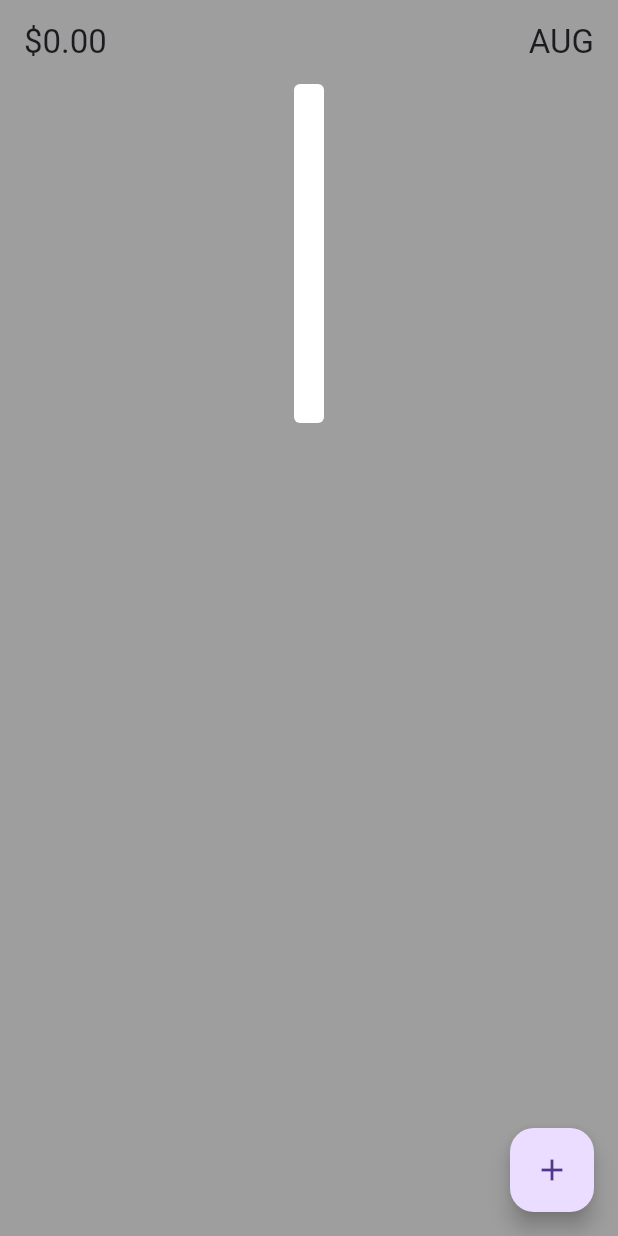
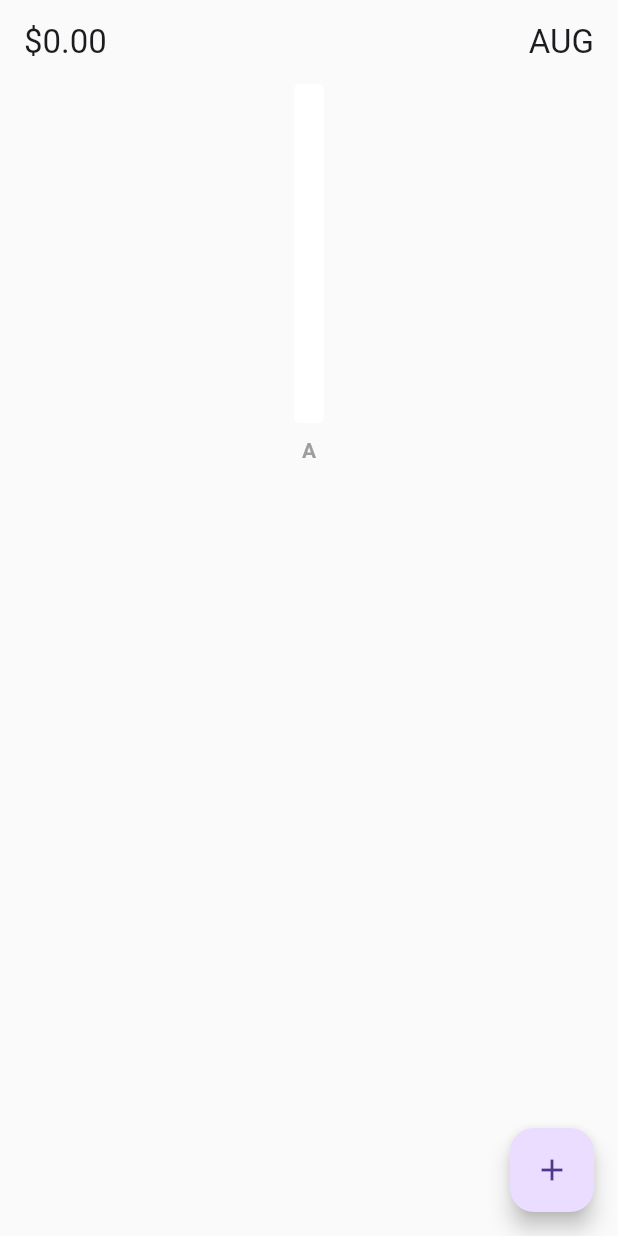
Before and after one commit to jkay-kmm/expense_tracker, a Flutter app: the HomePage screen opened directly, on a phone screen of 412 x 824 dp. Run offline on Flutter 3.47's test engine with Material 3 defaults, Android fonts, the phone set to English and light mode, and no system bars; drawn by our look-alikes of fl_chart; our stand-ins replace flutter_slidable, isar; accounts and stored records are empty; generated files the repository leaves out were written again.

Commit message:
fix screen

```diff
--- a/lib/bar graph/bar_graph.dart
+++ b/lib/bar graph/bar_graph.dart
@@ -93,7 +93,9 @@ class _MyBargraphState extends State<MyBargraph> {
                             backDrawRodData: BackgroundBarChartRodData(
                                 show: true,
                                 toY: calculateMax(),
-                                color: Colors.white))
+                                color: Colors.white
+                            )
+                        )
                       ],
                     ),
                   )
@@ -117,40 +119,40 @@ Widget getBottomTitles(double value, TitleMeta meta) {
   String text;
   switch (value.toInt() % 12) {
     case 0:
-      text = 'j';
+      text = 'A';
       break;
     case 1:
+      text = 'B';
+      break;
+    case 2:
+      text = 'C';
+      break;
+    case 3:
+      text = 'D';
+      break;
+    case 4:
+      text = 'E';
+      break;
+    case 5:
       text = 'F';
       break;
-    case 2:
+    case 6:
+      text = 'G';
+      break;
+    case 7:
+      text = 'H';
+      break;
+    case 8:
+      text = 'K';
+      break;
+    case 9:
+      text = 'L';
+      break;
+    case 10:
       text = 'M';
       break;
-    case 3:
-      text = 'A';
-      break;
-    case 4:
-      text = 'm';
-      break;
-    case 5:
-      text = 'r';
-      break;
-    case 6:
-      text = 'y';
-      break;
-    case 7:
-      text = 'z';
-      break;
-    case 8:
-      text = 'g';
-      break;
-    case 9:
-      text = 'w';
-      break;
-    case 10:
-      text = 'p';
-      break;
     case 11:
-      text = 'm';
+      text = 'N';
       break;
 
     default:
--- a/lib/database/expense_database.dart
+++ b/lib/database/expense_database.dart
@@ -7,7 +7,9 @@ import 'package:path_provider/path_provider.dart';
 
 class ExpenseDatabase extends ChangeNotifier {
   static late Isar isar;
-  List<Expense> _allExpense = [];
+  List<Expense> _allExpense = [
+
+  ];
 
   //initialize db
 
--- a/lib/pages/home_page.dart
+++ b/lib/pages/home_page.dart
@@ -53,12 +53,12 @@ class _HomePageState extends State<HomePage> {
                   //user input -> expense name
                   TextField(
                     controller: nameController,
-                    decoration: const InputDecoration(hintText: " name"),
+                    decoration: const InputDecoration(hintText: "Name"),
                   ),
                   //user input -> expense amount
                   TextField(
                     controller: amountController,
-                    decoration: const InputDecoration(hintText: " amount"),
+                    decoration: const InputDecoration(hintText: "Amount"),
                   )
                 ],
               ),
@@ -140,7 +140,7 @@ class _HomePageState extends State<HomePage> {
       }).toList();
       // return UI
       return Scaffold(
-          backgroundColor: Colors.grey,
+          backgroundColor: Colors.grey.shade50,
           floatingActionButton: FloatingActionButton(
             onPressed: openNewExpenseBox,
             child: const Icon(Icons.add),
@@ -207,8 +207,7 @@ class _HomePageState extends State<HomePage> {
                       itemCount: currentMonthExpenses.length,
                       itemBuilder: (context, index) {
                         // reverse the index to show latest item first
-                        int reversedIndex =
-                            currentMonthExpenses.length - 1 - index;
+                        int reversedIndex = currentMonthExpenses.length - 1 - index;
                         //get individual expense
 
                         Expense individuaExpense = currentMonthExpenses[index];
```
Also changed, not shown: lib/components/my_list_tile.dart (+9 -4 lines), lib/main.dart (+5 -3 lines), lib/pages/signup.dart (added, +170 -0 lines), lib/pages/splash_page.dart (added, +61 -0 lines), pubspec.yaml (+3 -66 lines), assets/images/2.0x/Kitty-Logo@2x.png (added), assets/images/2.0x/google@2x.png (added), assets/images/3.0x/Kitty-Logo@3x.png (added), assets/images/3.0x/google@3x.png (added), assets/images/Kitty-Logo.png (added), assets/images/google.png (added), lib/model/expense.g.dart, pubspec.lock.
